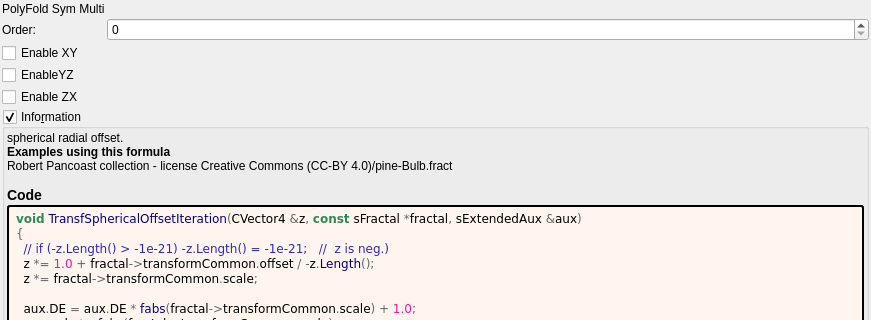
buddhi1980/mandelbulber2, file mandelbulber2/formula/ui/transf_polyfold_sym_multi.ui: the form before one commit; both pictures show x 0 to 871 and y 0 to 320 of the 871 by 746 pixel window.
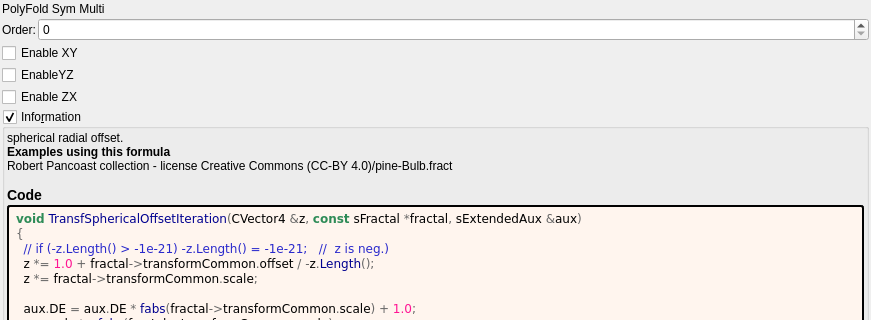
The form after the commit. Custom widgets are drawn as their Qt base class.

Commit message: corrected _polyfold_sym_maths

```diff
--- a/mandelbulber2/formula/ui/transf_polyfold_sym_multi.ui
+++ b/mandelbulber2/formula/ui/transf_polyfold_sym_multi.ui
@@ -34,13 +34,6 @@
      <property name="spacing">
       <number>2</number>
      </property>
-     <item row="0" column="0">
-      <widget class="QLabel" name="label_142">
-       <property name="text">
-        <string>PolyFold Sym Multi</string>
-       </property>
-      </widget>
-     </item>
      <item row="1" column="0">
       <widget class="QLabel" name="label_144">
        <property name="text">
@@ -61,6 +54,13 @@
        </property>
       </widget>
      </item>
+     <item row="0" column="0" colspan="2">
+      <widget class="QLabel" name="label_142">
+       <property name="text">
+        <string>PolyFold Sym Multi</string>
+       </property>
+      </widget>
+     </item>
     </layout>
    </item>
    <item>
```
The commit also changes 2 other files.
